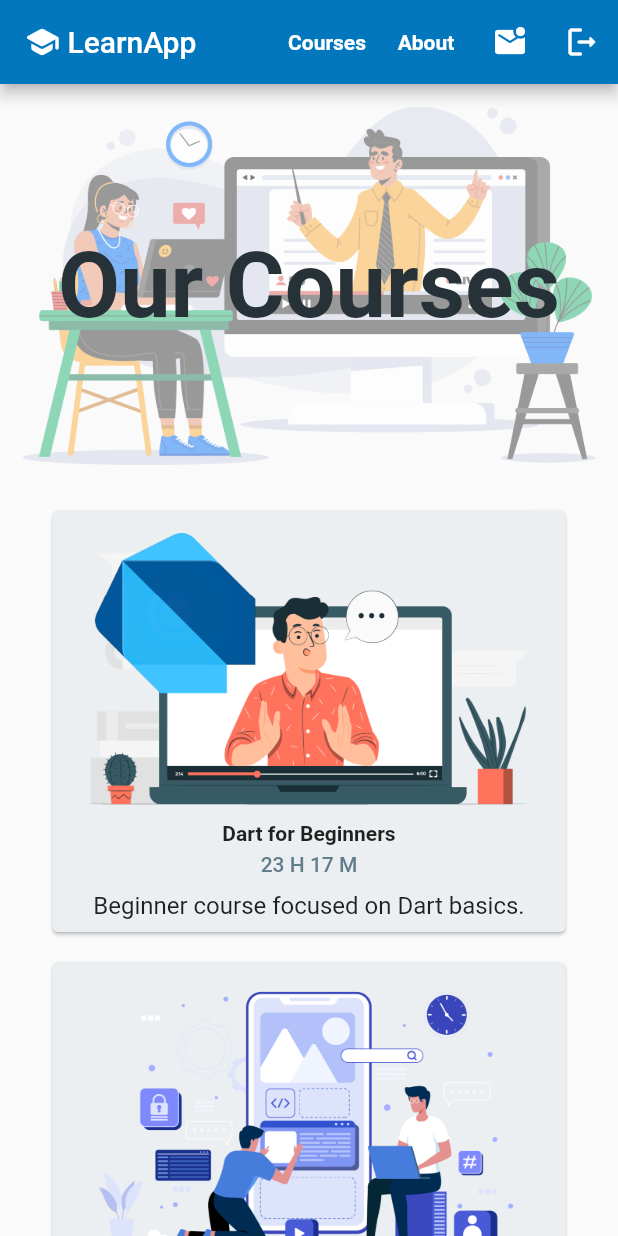
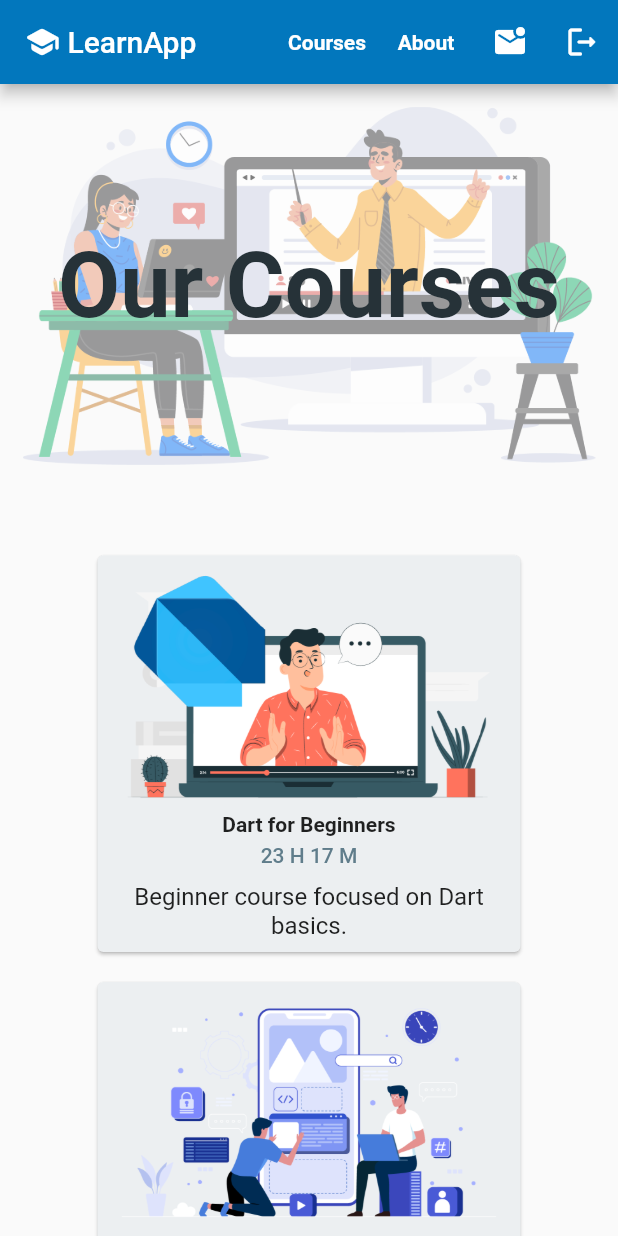
Before and after one commit to KushalRB/flutter_responsive_framework, a Flutter app: the screen it shows after launch, on a phone screen of 412 x 824 dp. Run offline on Flutter 3.47's test engine with Material 2 defaults, Android fonts, the phone set to English and light mode, and no system bars; our stand-ins replace responsive_framework.

Commit message:
Responsive layout added

```diff
--- a/lib/courses_page.dart
+++ b/lib/courses_page.dart
@@ -1,5 +1,6 @@
 import 'package:flutter/material.dart';
 import 'package:flutter_responsive_framework/widgets.dart';
+import 'package:responsive_framework/responsive_framework.dart';
 
 import 'courses_data.dart';
 
@@ -9,6 +10,7 @@ class CoursesPage extends StatelessWidget {
   @override
   Widget build(BuildContext context) {
     List<Course> courses = Course.courses;
+    print('The width is ${MediaQuery.of(context).size.width}');
     return Scaffold(
       appBar: AppBar(
         backgroundColor: Colors.lightBlue[800],
@@ -34,10 +36,18 @@ class CoursesPage extends StatelessWidget {
           const SizedBox(
             height: 30,
           ),
-          Column(
+          ResponsiveRowColumn(
+            rowMainAxisAlignment: MainAxisAlignment.center,
+            rowPadding: const EdgeInsets.all(30),
+            columnPadding: const EdgeInsets.all(30),
+            layout: ResponsiveWrapper.of(context).isSmallerThan(DESKTOP)
+                ? ResponsiveRowColumnType.COLUMN
+                : ResponsiveRowColumnType.ROW,
             children: [
-              CourseTile(course: courses[0]),
-              CourseTile(course: courses[1]),
+              ResponsiveRowColumnItem(
+                  rowFlex: 1, child: CourseTile(course: courses[0])),
+              ResponsiveRowColumnItem(
+                  rowFlex: 1, child: CourseTile(course: courses[1])),
             ],
           ),
           const SizedBox(
--- a/lib/main.dart
+++ b/lib/main.dart
@@ -1,5 +1,6 @@
 import 'package:flutter/material.dart';
 import 'package:flutter_responsive_framework/courses_page.dart';
+import 'package:responsive_framework/responsive_framework.dart';
 
 void main() => runApp(const AppWidget());
 
@@ -9,6 +10,14 @@ class AppWidget extends StatelessWidget {
   @override
   Widget build(BuildContext context) {
     return MaterialApp(
+      builder: (context, widget) => ResponsiveWrapper.builder(
+          ClampingScrollWrapper.builder(context, widget!),
+          breakpoints: const [
+            ResponsiveBreakpoint.resize(350, name: MOBILE),
+            ResponsiveBreakpoint.autoScale(600, name: TABLET),
+            ResponsiveBreakpoint.resize(800, name: DESKTOP),
+            ResponsiveBreakpoint.autoScale(1700, name: 'XL')
+          ]),
       title: 'Flutter Responsive Framework',
       home: const CoursesPage(),
       debugShowCheckedModeBanner: false,
```
